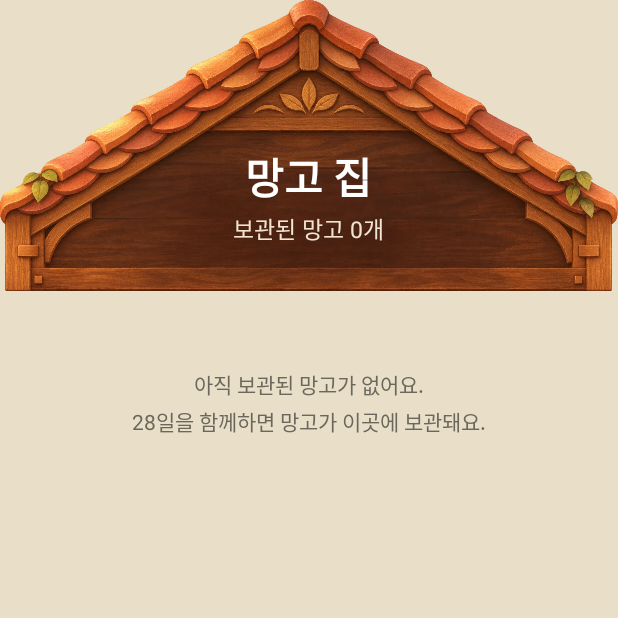
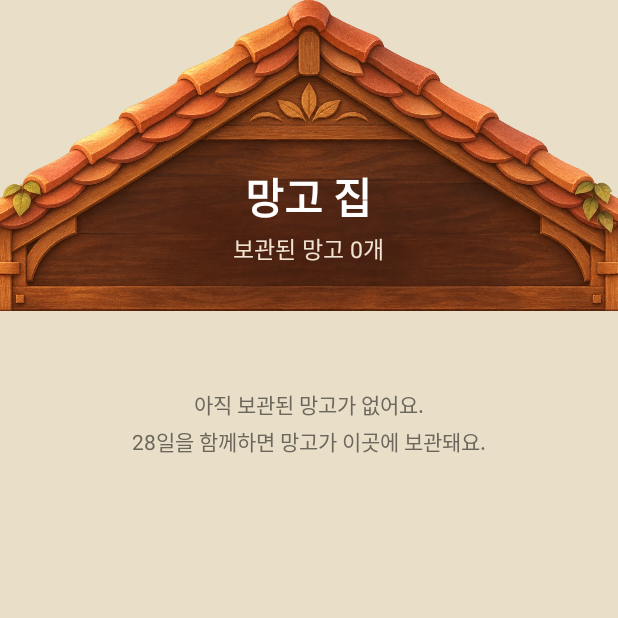
Before and after one commit to niyiyam/JavaApplication, an Android app: the fragment MangoHouseFragment shown on its own in the app's theme, on a phone screen of 412 x 824 dp, the top half of it. Run offline under Robolectric (Android 15) with nearby library versions, the phone set to English and light mode, and no system bars; 1 statement that could not run was skipped.

Commit message:
망고집 지붕 그림을 양옆으로 넓혀 가장자리 여백 없앰
Co-Authored-By: Claude Opus 5.5 <noreply@anthropic.com>

```diff
--- a/app/src/main/res/layout/fragment_mango_house.xml
+++ b/app/src/main/res/layout/fragment_mango_house.xml
@@ -15,6 +15,8 @@
         <ImageView
             android:layout_width="match_parent"
             android:layout_height="wrap_content"
+            android:layout_marginStart="-14dp"
+            android:layout_marginEnd="-14dp"
             android:adjustViewBounds="true"
             android:contentDescription="@null"
             android:scaleType="fitXY"
```
